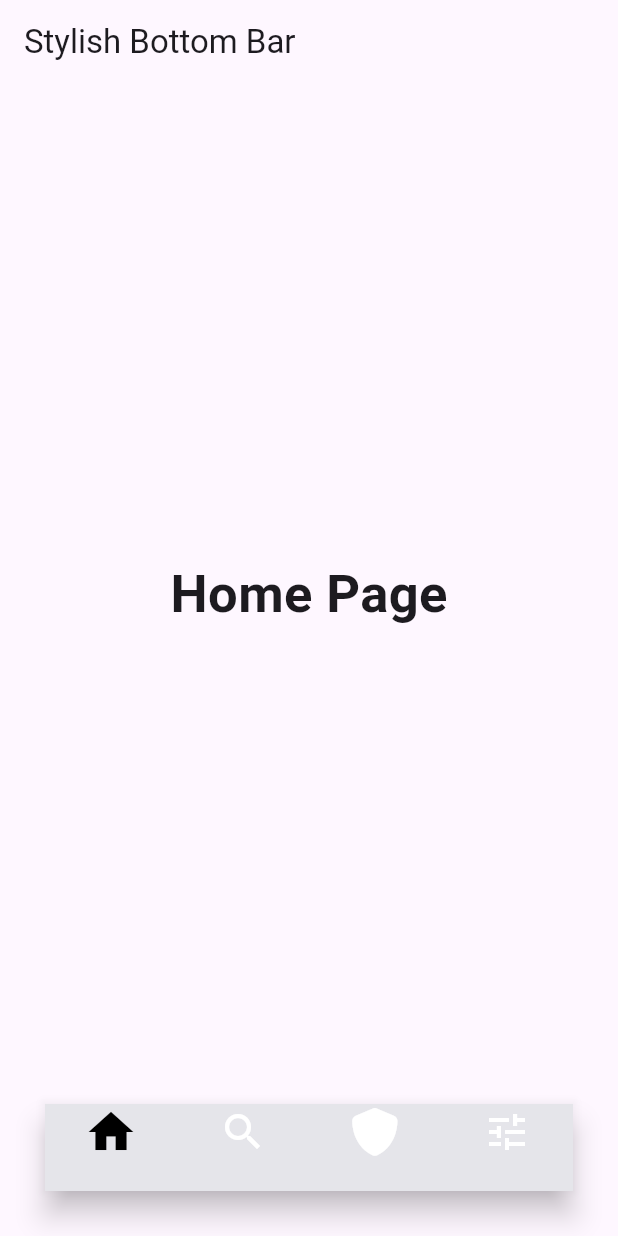
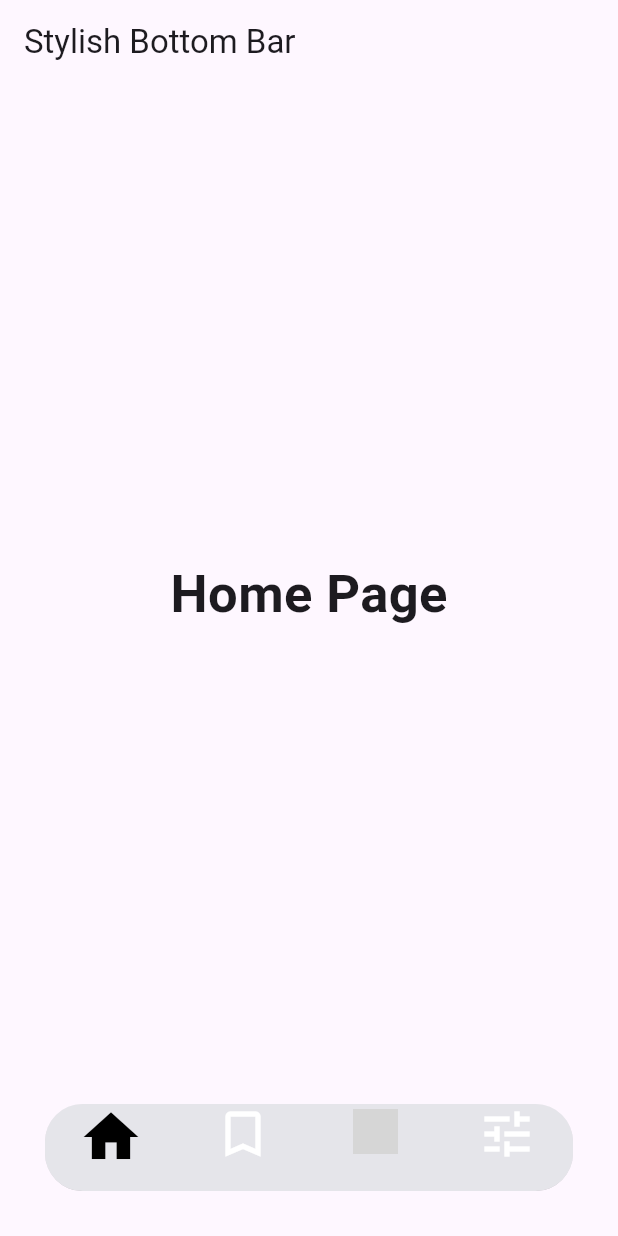
Before and after one commit to Mantavyam-Studios/songofLord, a Flutter app: the screen it shows after launch, on a phone screen of 412 x 824 dp. Run offline on Flutter 3.47's test engine with Material 3 defaults, Android fonts, the phone set to English and light mode, and no system bars; drawn by our look-alikes of stylish_bottom_bar; our stand-ins replace flutter_svg; grey boxes are pictures that could not be loaded.

Commit message:
Created Bottom Nav Bar

```diff
--- a/lib/bottom_nav_bar.dart
+++ b/lib/bottom_nav_bar.dart
@@ -1,7 +1,7 @@
 import 'package:flutter/cupertino.dart';
 import 'package:flutter/material.dart';
+import 'package:flutter_svg/svg.dart';
 import 'package:stylish_bottom_bar/stylish_bottom_bar.dart';
-import 'package:font_awesome_flutter/font_awesome_flutter.dart';
 
 class HomeScreen extends StatefulWidget {
   @override
@@ -13,8 +13,8 @@ class _HomeScreenState extends State<HomeScreen> {
 
   static const List<Widget> _widgetOptions = <Widget>[
     Text('Home Page', style: TextStyle(fontSize: 35, fontWeight: FontWeight.bold)),
-    Text('Search Page', style: TextStyle(fontSize: 35, fontWeight: FontWeight.bold)),
-    Text('Profile Page', style: TextStyle(fontSize: 35, fontWeight: FontWeight.bold)),
+    Text('Bookmark Page', style: TextStyle(fontSize: 35, fontWeight: FontWeight.bold)),
+    Text('Character Page', style: TextStyle(fontSize: 35, fontWeight: FontWeight.bold)),
     Text('Setting Page', style: TextStyle(fontSize: 35, fontWeight: FontWeight.bold)),
   ];
 
@@ -33,38 +33,52 @@ class _HomeScreenState extends State<HomeScreen> {
       body: Center(
         child: _widgetOptions.elementAt(_selectedIndex),
       ),
-      bottomNavigationBar:
-      Padding(
+      bottomNavigationBar: Padding(
         padding: const EdgeInsets.only(left: 30, right: 30, bottom: 30),
+        child: ClipRRect(
+          borderRadius: BorderRadius.circular(25),
           child: StylishBottomBar(
             backgroundColor: CupertinoColors.lightBackgroundGray,
             option: AnimatedBarOptions(
-            iconSize: 32,
+              iconSize: 40,
               barAnimation: BarAnimation.fade,
               iconStyle: IconStyle.animated,
             ),
             items: [
               BottomBarItem(
-              icon: Icon(Icons.home, ),
+                icon: Icon(
+                  _selectedIndex == 0 ? Icons.home : Icons.home_outlined,  // Solid when selected
+                  color: _selectedIndex == 0 ? Colors.black : Colors.white,
+                ),
                 title: Text(''),
                 selectedColor: Colors.black,
                 unSelectedColor: Colors.white,
               ),
               BottomBarItem(
-              icon: Icon(Icons.search,),
-              title: Text(''),
-              selectedColor: Colors.black,
-              unSelectedColor: Colors.white,
-
+                icon: Icon(
+                  _selectedIndex == 1 ? Icons.bookmark : Icons.bookmark_border,  // Solid when selected
+                  color: _selectedIndex == 1 ? Colors.black : Colors.white,
                 ),
-            BottomBarItem(
-              icon: FaIcon(FontAwesomeIcons.shield),
                 title: Text(''),
                 selectedColor: Colors.black,
                 unSelectedColor: Colors.white,
               ),
               BottomBarItem(
-              icon: Icon(Icons.tune),
+                icon: Image.asset(
+                  'assets/icons/sword.png',
+                  width: 30,
+                  height: 30,
+                  color: _selectedIndex == 2 ? Colors.black : Colors.white,  // Change color when selected
+                ),
+                title: Text(''),
+                selectedColor: Colors.black,
+                unSelectedColor: Colors.white,
+              ),
+              BottomBarItem(
+                icon: Icon(
+                  _selectedIndex == 3 ? Icons.tune : Icons.tune_outlined,  // Solid when selected
+                  color: _selectedIndex == 3 ? Colors.black : Colors.white,
+                ),
                 title: Text(''),
                 selectedColor: Colors.black,
                 unSelectedColor: Colors.white,
@@ -74,6 +88,7 @@ class _HomeScreenState extends State<HomeScreen> {
             onTap: _onItemTapped,
           ),
         ),
+      ),
     );
   }
 }
```
Also changed, not shown: pubspec.yaml (+5 -3 lines), pubspec.lock. Lines whose indentation alone changed are shown as unchanged.
